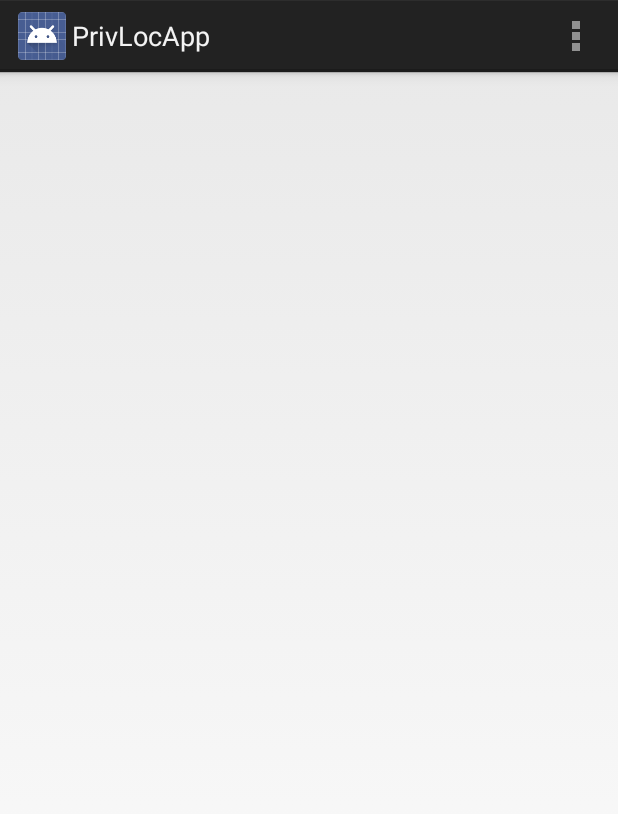
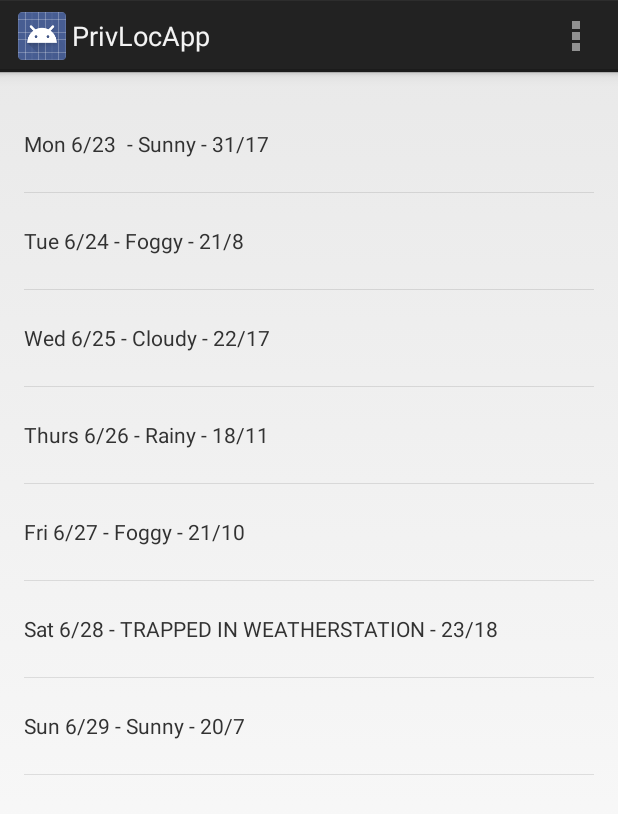
Before and after one commit to corylstewart/PrivLocApp, an Android app: the screen it shows after launch (MyActivity), on a phone screen of 412 x 824 dp. Shown: the top 814 px of the screen. Run offline under Robolectric (Android 15) with nearby library versions, the phone set to English and light mode, and no system bars.

Commit message:
using salogel as a jumping off point

```diff
--- a/app/src/main/java/com/example/cory1/privlocapp/MyActivity.java
+++ b/app/src/main/java/com/example/cory1/privlocapp/MyActivity.java
@@ -8,6 +8,8 @@ import android.view.Menu;
 import android.view.MenuItem;
 import android.view.View;
 import android.view.ViewGroup;
+import android.widget.ArrayAdapter;
+import android.widget.ListView;
 
 import java.util.ArrayList;
 import java.util.Arrays;
@@ -30,16 +32,12 @@ public class MyActivity extends Activity {
 
     @Override
     public boolean onCreateOptionsMenu(Menu menu) {
-        // Inflate the menu; this adds items to the action bar if it is present.
         getMenuInflater().inflate(R.menu.my, menu);
         return true;
     }
 
     @Override
     public boolean onOptionsItemSelected(MenuItem item) {
-        // Handle action bar item clicks here. The action bar will
-        // automatically handle clicks on the Home/Up button, so long
-        // as you specify a parent activity in AndroidManifest.xml.
         int id = item.getItemId();
         if (id == R.id.action_settings) {
             return true;
@@ -47,9 +45,7 @@ public class MyActivity extends Activity {
         return super.onOptionsItemSelected(item);
     }
 
-    /**
-     * A placeholder fragment containing a simple view.
-     */
+
     public static class PlaceholderFragment extends Fragment {
 
         public PlaceholderFragment() {
@@ -57,15 +53,29 @@ public class MyActivity extends Activity {
 
         @Override
         public View onCreateView(LayoutInflater inflater, ViewGroup container,
-                Bundle savedInstanceState) {
+                                 Bundle savedInstanceState) {
+
+            String[] data = {
+                    "Mon 6/23 - Sunny - 31/17",
+                    "Tue 6/24 - Foggy - 21/8",
+                    "Wed 6/25 - Cloudy - 22/17",
+                    "Thurs 6/26 - Rainy - 18/11",
+                    "Fri 6/27 - Foggy - 21/10",
+                    "Sat 6/28 - TRAPPED IN WEATHERSTATION - 23/18",
+                    "Sun 6/29 - Sunny - 20/7"
+            };
+            List<String> weekForecast = new ArrayList<String>(Arrays.asList(data));
+            ArrayAdapter<String> forecastAdapter =
+                    new ArrayAdapter<String>(
+                            getActivity(),
+                            R.layout.list_item_forecast,
+                            R.id.list_item_forecast_textview,
+                            weekForecast);
+
             View rootView = inflater.inflate(R.layout.fragment_my, container, false);
 
-
-            String[] forecastArray = {"one", "two", "three", "four", "five", "six", "seven"};
-            List<String> weekForecast = new ArrayList<String>(
-                    Arrays.asList(forecastArray));
-
-
+            ListView listView = (ListView) rootView.findViewById(R.id.listview_forecast);
+            listView.setAdapter(forecastAdapter);
 
             return rootView;
         }
--- a/app/src/main/res/layout/fragment_my.xml
+++ b/app/src/main/res/layout/fragment_my.xml
@@ -1,4 +1,4 @@
-<FragmenLayout xmlns:android="http://schemas.android.com/apk/res/android"
+<FrameLayout xmlns:android="http://schemas.android.com/apk/res/android"
     xmlns:tools="http://schemas.android.com/tools"
     android:layout_width="match_parent"
     android:layout_height="match_parent"
@@ -9,8 +9,8 @@
     tools:context=".MyActivity$PlaceholderFragment">
 
     <ListView
-        android:id="@+id/within_location_textview"
+        android:id="@+id/listview_forecast"
         android:layout_width="match_parent"
         android:layout_height="match_parent" />
 
-</FragmenLayout>
+</FrameLayout>
--- /dev/null
+++ b/app/src/main/res/layout/list_item_forecast.xml
@@ -0,0 +1,8 @@
+<?xml version="1.0" encoding="utf-8"?>
+
+<TextView xmlns:android="http://schemas.android.com/apk/res/android"
+    android:layout_width="match_parent"
+    android:layout_height="wrap_content"
+    android:minHeight="?android:attr/listPreferredItemHeight"
+    android:gravity="center_vertical"
+    android:id="@+id/list_item_forecast_textview" />
```
